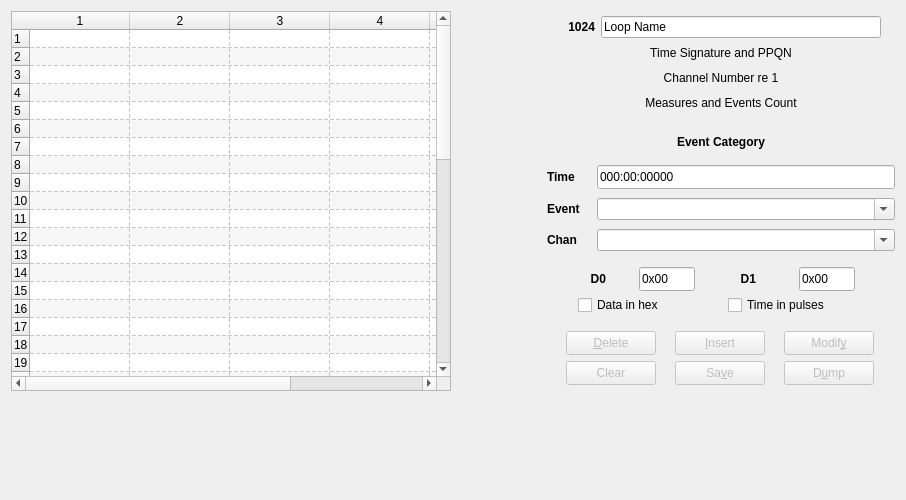
Before: the Qt Designer form seq_qt5/forms/qseqeventframe.ui in ahlstromcj/seq66, drawn with Qt 5.
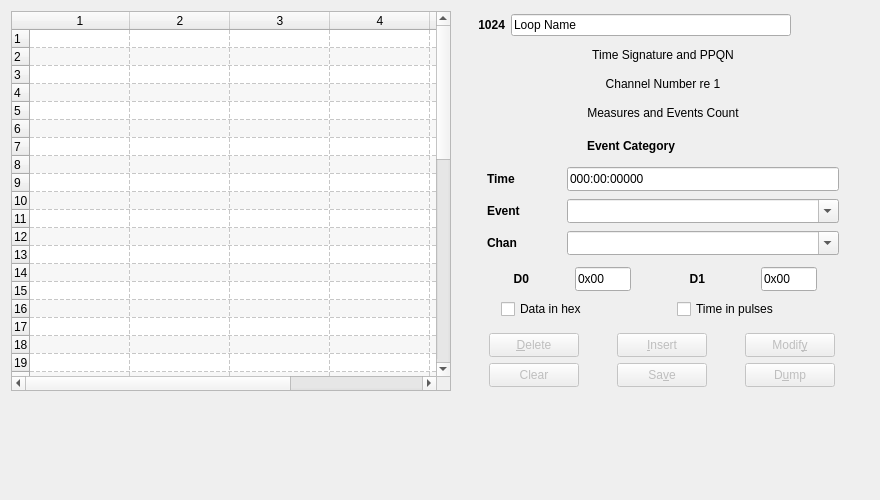
After: the same form once the commit is applied.

The edit to the form file:
```diff
--- a/seq_qt5/forms/qseqeventframe.ui
+++ b/seq_qt5/forms/qseqeventframe.ui
@@ -27,7 +27,7 @@
   </property>
   <layout class="QGridLayout" name="gridLayout_4">
    <property name="horizontalSpacing">
-    <number>96</number>
+    <number>6</number>
    </property>
    <item row="1" column="2">
     <layout class="QVBoxLayout" name="verticalLayout_3">
@@ -124,13 +124,13 @@
         <widget class="QLineEdit" name="entry_ev_timestamp">
          <property name="minimumSize">
           <size>
-           <width>0</width>
+           <width>100</width>
            <height>24</height>
           </size>
          </property>
          <property name="maximumSize">
           <size>
-           <width>16777215</width>
+           <width>272</width>
            <height>24</height>
           </size>
          </property>
@@ -157,6 +157,18 @@
        </item>
        <item row="2" column="1">
         <widget class="QComboBox" name="channel_combo_box">
+         <property name="minimumSize">
+          <size>
+           <width>100</width>
+           <height>24</height>
+          </size>
+         </property>
+         <property name="maximumSize">
+          <size>
+           <width>272</width>
+           <height>24</height>
+          </size>
+         </property>
          <property name="editable">
           <bool>true</bool>
          </property>
@@ -179,6 +191,18 @@
        </item>
        <item row="1" column="1">
         <widget class="QComboBox" name="combo_ev_name">
+         <property name="minimumSize">
+          <size>
+           <width>100</width>
+           <height>24</height>
+          </size>
+         </property>
+         <property name="maximumSize">
+          <size>
+           <width>272</width>
+           <height>24</height>
+          </size>
+         </property>
          <property name="editable">
           <bool>true</bool>
          </property>
```
Left out of the diff: 498 changed lines with no effect on the pictures.
